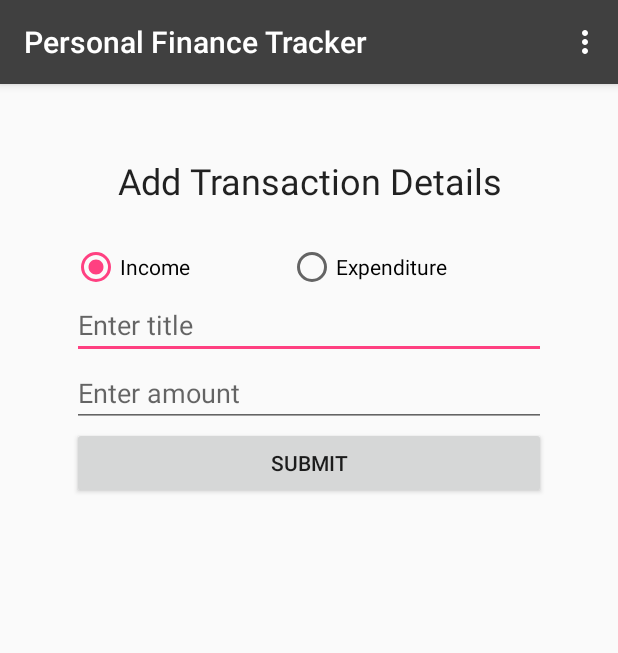
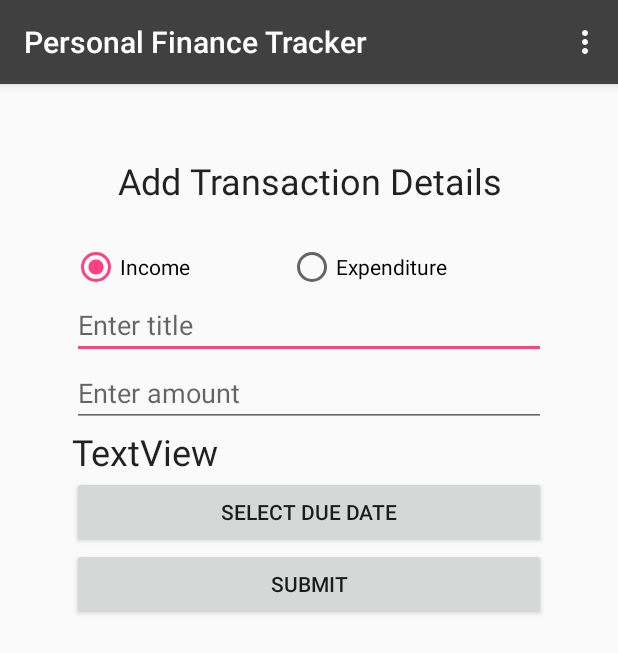
Before and after one commit to JavaTheNutt/Semester06_Assignment, an Android app: the AddTransactionActivity screen opened directly, with no data from a screen before it, on a phone screen of 412 x 824 dp. Shown: the top 653 px of the screen. Run offline under Robolectric (Android 15) with nearby library versions, the phone set to English and light mode, and no system bars; our stand-ins replace Firebase (no records; nobody signed in at launch, a user with empty details on screens opened directly); libraries missing offline, so code that uses them is left out: com.annimon.stream; 7 statements that could not run were skipped.

Commit message:
added date picker fragment to add transaction activity

```diff
--- a/app/src/main/java/ie/wit/application/fragments/DatePickerFragment.java
+++ b/app/src/main/java/ie/wit/application/fragments/DatePickerFragment.java
@@ -46,6 +46,7 @@ public class DatePickerFragment extends DialogFragment implements DatePickerDial
         int year = calendar.get(Calendar.YEAR);
         int month = calendar.get(Calendar.MONTH);
         int day = calendar.get(Calendar.DAY_OF_MONTH);
+        registerDateSelectedCallback(null);
         return new DatePickerDialog(getActivity(), this, year, month, day);
     }
 
@@ -63,7 +64,7 @@ public class DatePickerFragment extends DialogFragment implements DatePickerDial
             dateSelectedCallback.accept(dayOfMonth + "/" + month + "/" + year);
         }
     }
-    private void registerDateSelectedCallback(Consumer<String> cb){
+    public void registerDateSelectedCallback(Consumer<String> cb){
         this.dateSelectedCallback = cb;
     }
 }
--- a/app/src/main/res/layout/activity_add_income.xml
+++ b/app/src/main/res/layout/activity_add_income.xml
@@ -70,7 +70,19 @@
             android:hint="@string/addIncomeAmountHint"
             android:inputType="numberDecimal"/>
 
+        <TextView
+            android:id="@+id/textView"
+            android:layout_width="match_parent"
+            android:layout_height="wrap_content"
+            android:text="TextView"
+            android:textAppearance="@style/TextAppearance.AppCompat.Headline"/>
 
+        <Button
+            android:text="@string/changeDueDateButton"
+            android:layout_width="match_parent"
+            android:layout_height="wrap_content"
+            android:id="@+id/button3"
+            android:onClick="showDatePicker"/>
         <Button
             android:text="@string/submitLabel"
             android:layout_width="match_parent"
--- a/app/src/main/res/values/strings.xml
+++ b/app/src/main/res/values/strings.xml
@@ -37,4 +37,6 @@
     <string name="greeting"><b>Welcome</b>, <i>%s</i></string>
     <string name="showTotals">Show Totals</string>
     <string name="hideTotals">Hide Totals</string>
+    <string name="transactionDueDate">%1$s due on %2$s</string>
+    <string name="changeDueDateButton">Select Due Date</string>
 </resources>
```
Also changed, not shown: app/src/main/java/ie/wit/application/activities/AddTransactionActivity.java (+10 -0 lines).
